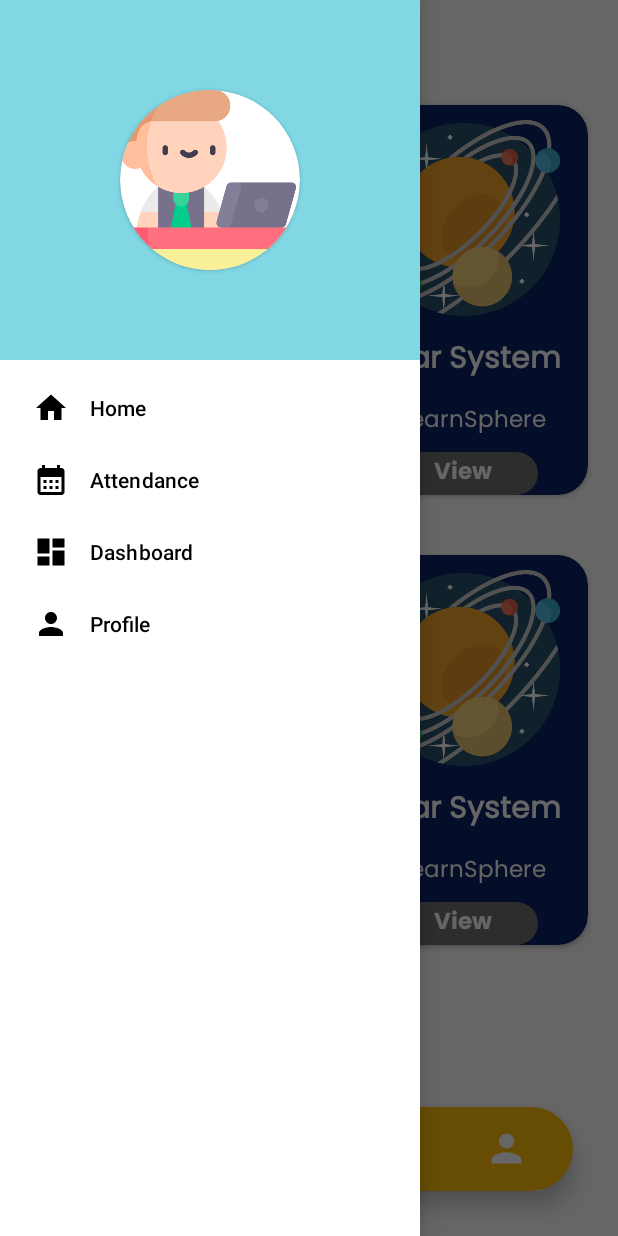
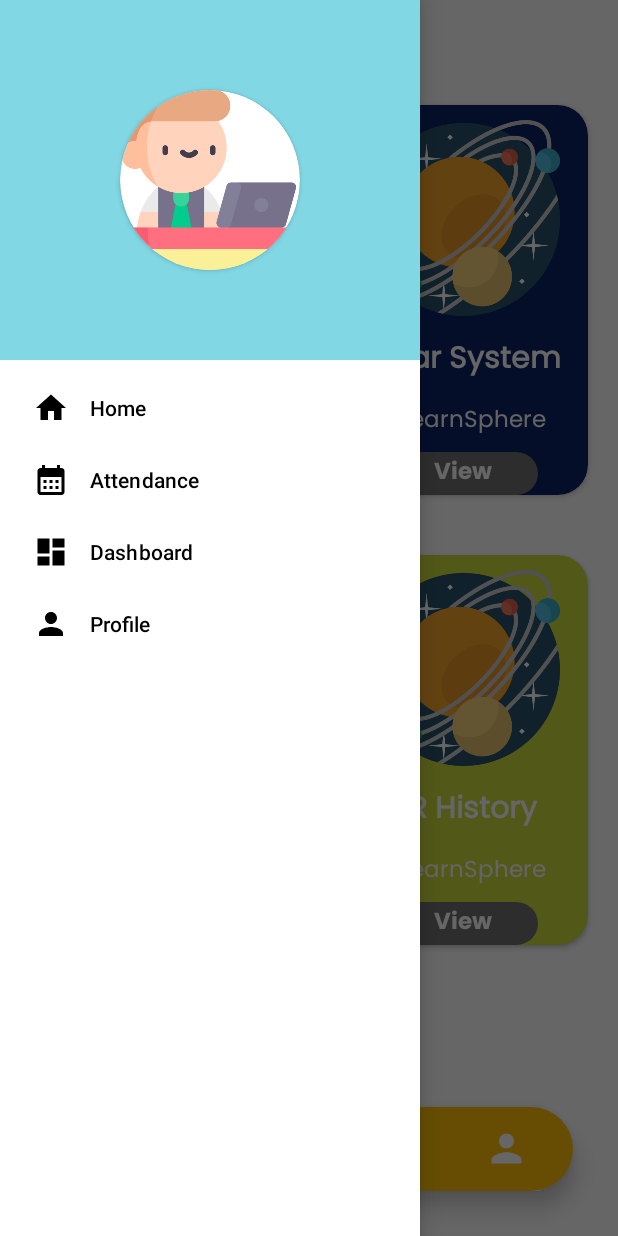
Before and after one commit to devAyushDubey/LearnSphere, an Android app: the fragment Dmodelview placed in its activity, with the side drawer open, on a phone screen of 412 x 824 dp. Run offline under Robolectric (Android 15) with nearby library versions, the phone set to English and light mode, and no system bars; our stand-ins replace Firebase (no records; nobody signed in at launch, a user with empty details on screens opened directly); libraries missing offline, so code that uses them is left out: com.downloader, com.karumi.dexter; Roboto replaces fonts that are not available here; 16 statements that could not run were skipped.

Commit message:
Necessary Changes

```diff
--- a/app/src/main/res/layout/fragment_dmodelview.xml
+++ b/app/src/main/res/layout/fragment_dmodelview.xml
@@ -298,7 +298,7 @@
                 android:layout_margin="20dp"
                 android:layout_marginRight="10dp"
                 android:layout_marginLeft="10dp"
-                app:cardBackgroundColor="#092267"
+                app:cardBackgroundColor="#CDDC39"
                 android:layout_weight="1"
                 android:layout_height="match_parent">
 
@@ -325,7 +325,7 @@
                         android:textSize="20sp"
                         android:gravity="center"
                         android:textColor="#FFFFFF"
-                        android:text="Solar System"/>
+                        android:text="VR History"/>
 
 
                     <TextView
@@ -340,6 +340,7 @@
 
                     <TextView
                         android:layout_width="100dp"
+                        android:id="@+id/enrollhistory"
                         android:layout_height="match_parent"
                         android:layout_gravity="center_horizontal"
                         android:layout_weight="2.1"
```
Also changed, not shown: app/src/main/java/com/example/guru_cares/Fragmentclass/Dmodelview.java (+29 -1 lines).
